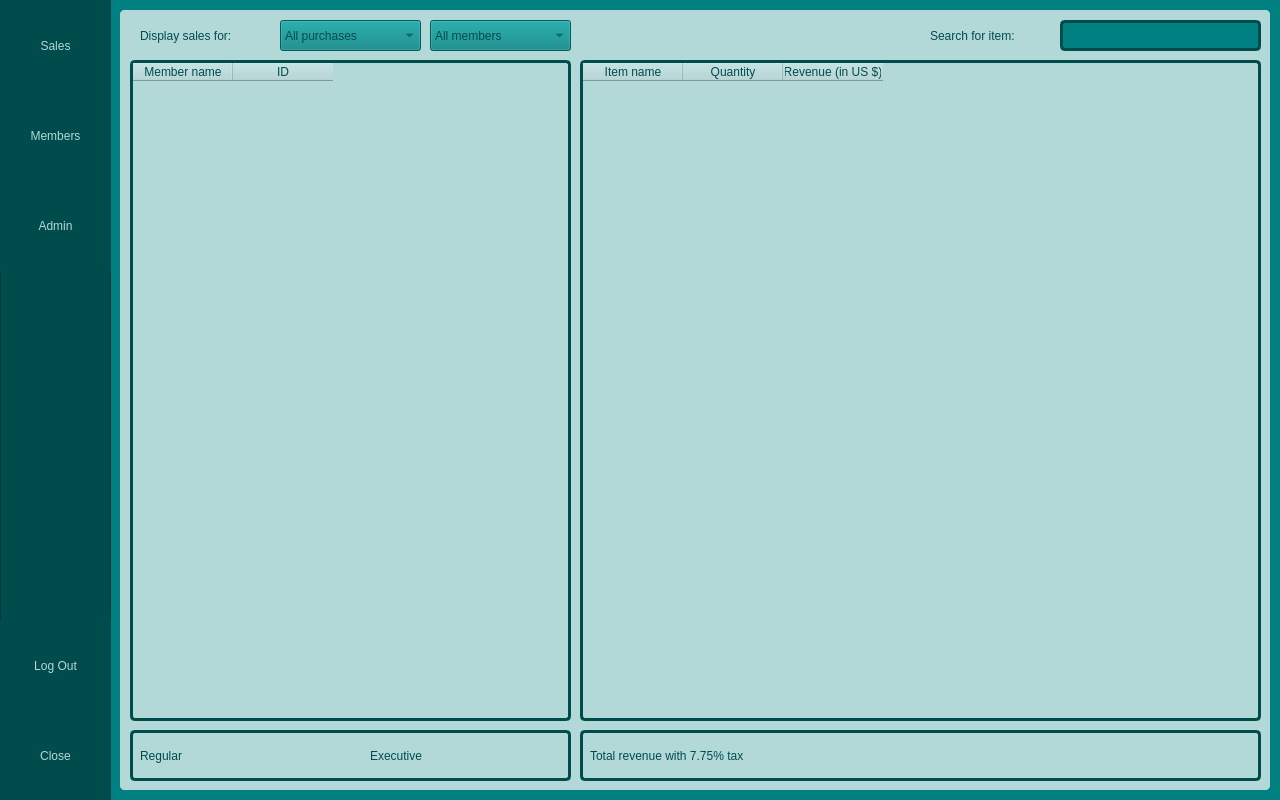
This is mainwindow.ui in schwei322/CS1C-Project2 as Qt 5 draws it before an edit. The edited form follows.
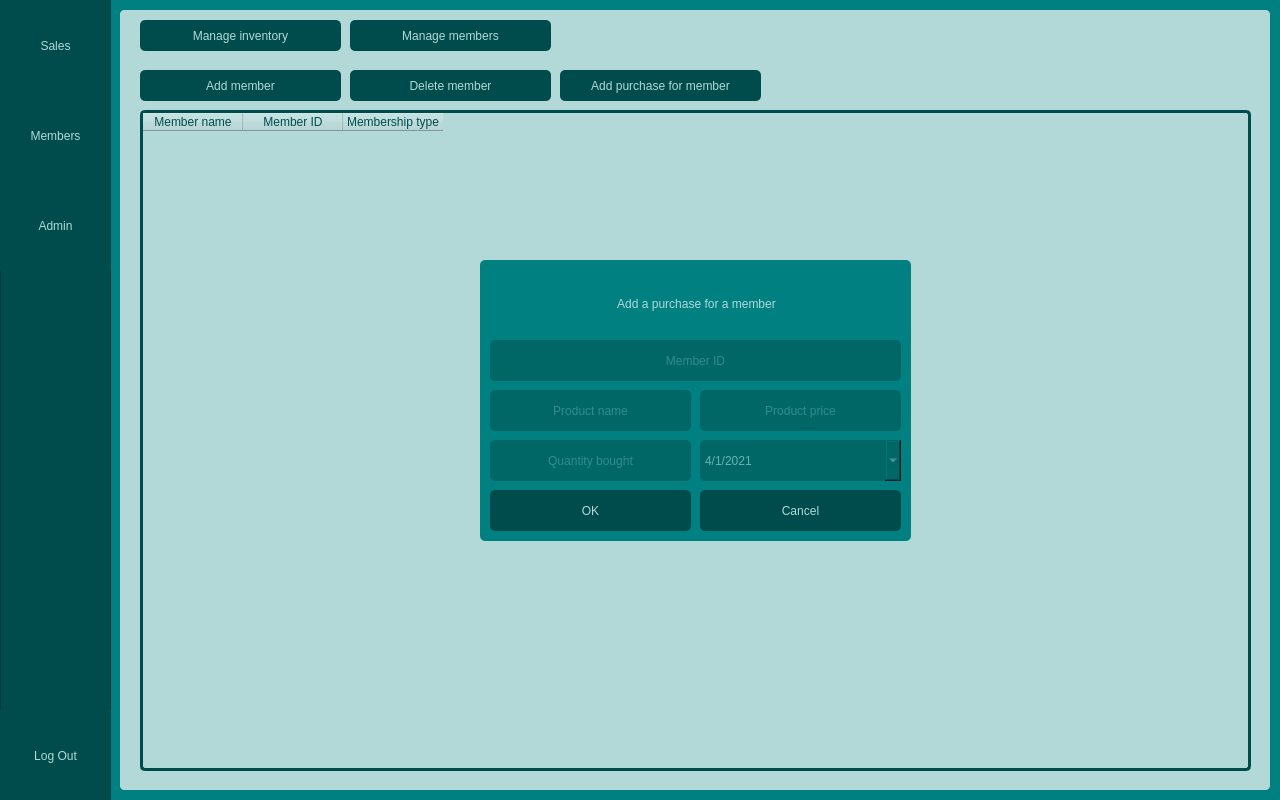
This is the edited form.

Patch:
```diff
--- a/mainwindow.ui
+++ b/mainwindow.ui
@@ -187,32 +187,6 @@
      <property name="frameShadow">
       <enum>QFrame::Raised</enum>
      </property>
-     <widget class="QPushButton" name="closeBtn">
-      <property name="geometry">
-       <rect>
-        <x>0</x>
-        <y>710</y>
-        <width>111</width>
-        <height>91</height>
-       </rect>
-      </property>
-      <property name="styleSheet">
-       <string notr="true">QPushButton {
-        border: none;
-        background-color: rgb(0, 76, 76);
-        color: rgb(178, 216, 216);
-}
-
-QPushButton:hover {
-        border: none;
-        background-color: rgb(0, 128, 128);
-        color: rgb(178, 216, 216);
-}</string>
-      </property>
-      <property name="text">
-       <string>Close</string>
-      </property>
-     </widget>
      <widget class="QPushButton" name="salesBtn">
       <property name="geometry">
        <rect>
@@ -295,7 +269,7 @@
       <property name="geometry">
        <rect>
         <x>0</x>
-        <y>620</y>
+        <y>710</y>
         <width>111</width>
         <height>91</height>
        </rect>
@@ -1864,9 +1838,9 @@
        <property name="geometry">
         <rect>
          <x>350</x>
-         <y>150</y>
+         <y>200</y>
          <width>431</width>
-         <height>381</height>
+         <height>281</height>
         </rect>
        </property>
        <property name="styleSheet">
@@ -1930,7 +1904,7 @@
          <rect>
           <x>10</x>
           <y>130</y>
-          <width>411</width>
+          <width>201</width>
           <height>41</height>
          </rect>
         </property>
@@ -1954,7 +1928,7 @@
         <property name="geometry">
          <rect>
           <x>10</x>
-          <y>330</y>
+          <y>230</y>
           <width>201</width>
           <height>41</height>
          </rect>
@@ -1982,7 +1956,7 @@
         <property name="geometry">
          <rect>
           <x>220</x>
-          <y>330</y>
+          <y>230</y>
           <width>201</width>
           <height>41</height>
          </rect>
@@ -2009,9 +1983,9 @@
        <widget class="QLineEdit" name="addPurPriceInput">
         <property name="geometry">
          <rect>
-          <x>10</x>
-          <y>180</y>
-          <width>411</width>
+          <x>220</x>
+          <y>130</y>
+          <width>201</width>
           <height>41</height>
          </rect>
         </property>
@@ -2035,8 +2009,8 @@
         <property name="geometry">
          <rect>
           <x>10</x>
-          <y>230</y>
-          <width>411</width>
+          <y>180</y>
+          <width>201</width>
           <height>41</height>
          </rect>
         </property>
@@ -2056,44 +2030,65 @@
          <string>Quantity bought</string>
         </property>
        </widget>
-       <widget class="QLineEdit" name="addPurDateInput">
+       <widget class="QComboBox" name="addPurDateSelect">
         <property name="geometry">
          <rect>
-          <x>10</x>
-          <y>280</y>
-          <width>411</width>
+          <x>220</x>
+          <y>180</y>
+          <width>201</width>
           <height>41</height>
          </rect>
         </property>
         <property name="styleSheet">
          <string notr="true">background-color: rgb(0, 102, 102);
-border-radius: 5px;
 color: rgb(102, 178, 178);
 font: 87 12pt &quot;Segoe UI Black&quot;;</string>
         </property>
-        <property name="echoMode">
-         <enum>QLineEdit::Normal</enum>
-        </property>
-        <property name="alignment">
-         <set>Qt::AlignCenter</set>
-        </property>
-        <property name="placeholderText">
-         <string>Date of purchase</string>
-        </property>
+        <item>
+         <property name="text">
+          <string>4/1/2021</string>
+         </property>
+        </item>
+        <item>
+         <property name="text">
+          <string>4/2/2021</string>
+         </property>
+        </item>
+        <item>
+         <property name="text">
+          <string>4/3/2021</string>
+         </property>
+        </item>
+        <item>
+         <property name="text">
+          <string>4/4/2021</string>
+         </property>
+        </item>
+        <item>
+         <property name="text">
+          <string>4/5/2021</string>
+         </property>
+        </item>
+        <item>
+         <property name="text">
+          <string>4/6/2021</string>
+         </property>
+        </item>
+        <item>
+         <property name="text">
+          <string>4/7/2021</string>
+         </property>
+        </item>
        </widget>
       </widget>
-      <zorder>addPurchasePanel</zorder>
       <zorder>delMemPanel</zorder>
       <zorder>addMemPanel</zorder>
       <zorder>manageMemberTable</zorder>
       <zorder>manageAddMemBtn</zorder>
       <zorder>manageDelMemBtn</zorder>
       <zorder>manageAddPurchaseBtn</zorder>
+      <zorder>addPurchasePanel</zorder>
      </widget>
-     <zorder>manageInventoryBtn</zorder>
-     <zorder>manageMemberBtn</zorder>
-     <zorder>manageMemberPanel</zorder>
-     <zorder>manageInventoryPanel</zorder>
     </widget>
     <widget class="QFrame" name="sales">
      <property name="geometry">
@@ -2472,6 +2467,10 @@
       </item>
      </widget>
     </widget>
+    <zorder>sidebar</zorder>
+    <zorder>members</zorder>
+    <zorder>sales</zorder>
+    <zorder>admin</zorder>
    </widget>
   </widget>
  </widget>
```
Left out of the diff: 16 changed lines with no effect on the pictures.
